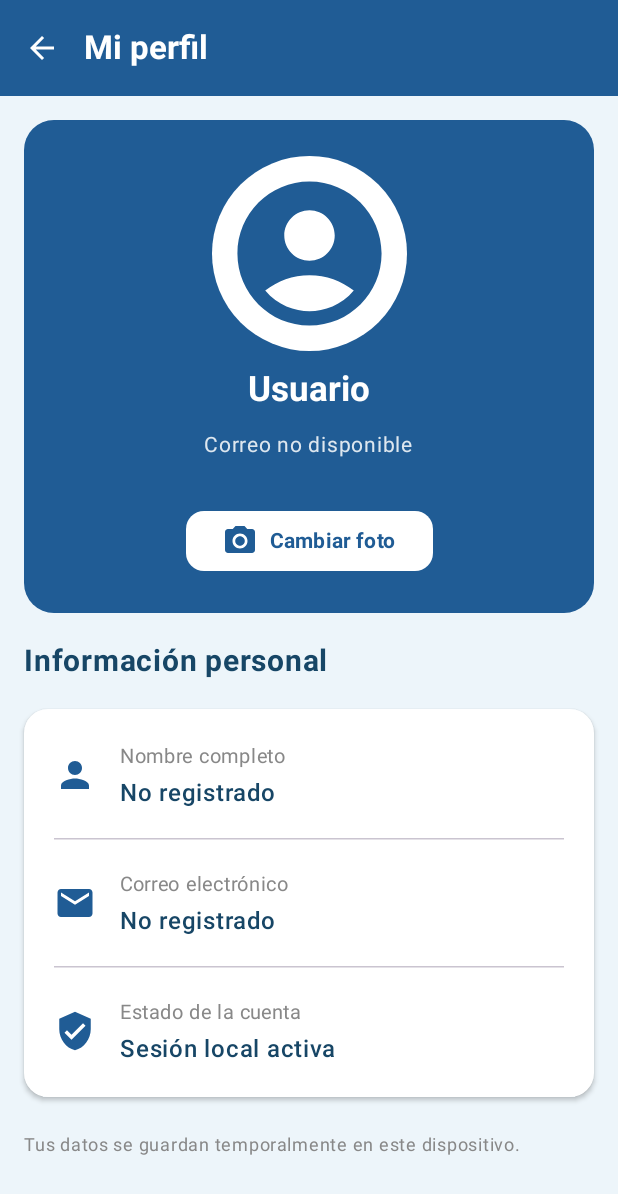
After one commit to Cosmesignoret/AppLegislator, an Android app built with Jetpack Compose: the ProfileScreen screen opened through its navigation route, on a phone screen of 412 x 824 dp. The commit adds this screen. Shown: the top 1194 px of the screen. Run offline under Robolectric (Android 15) with nearby library versions, the phone set to English and light mode, and no system bars; our stand-ins replace Room's generated code.

Commit message:
feat: perfil con datos locales

```diff
--- /dev/null
+++ b/app/src/main/java/com/duoc/app/data/repository/AvatarManager.kt
@@ -0,0 +1,38 @@
+
+package com.duoc.app.data.repository
+
+import android.content.Context
+import android.net.Uri
+
+class AvatarManager(private val context: Context) {
+
+    private val preferencias = context.getSharedPreferences(
+        "InfoDerechoAvatar",
+        Context.MODE_PRIVATE
+    )
+
+    fun guardarAvatar(uri: Uri) {
+        val archivo = context.filesDir.resolve("avatar.jpg")
+
+        context.contentResolver.openInputStream(uri)?.use { entrada ->
+            archivo.outputStream().use { salida ->
+                entrada.copyTo(salida)
+            }
+        }
+
+        preferencias.edit()
+            .putString("avatar", archivo.absolutePath)
+            .apply()
+    }
+
+    fun obtenerAvatar(): Uri? {
+        val ruta = preferencias.getString("avatar", null) ?: return null
+        val archivo = java.io.File(ruta)
+
+        return if (archivo.exists()) {
+            Uri.fromFile(archivo)
+        } else {
+            null
+        }
+    }
+}
--- /dev/null
+++ b/app/src/main/java/com/duoc/app/data/repository/UsuarioLocalRepository.kt
@@ -0,0 +1,27 @@
+
+package com.duoc.app.data.repository
+
+import android.content.Context
+
+class UsuarioLocalRepository(context: Context) {
+
+    private val preferencias = context.getSharedPreferences(
+        "AppLegislatorUsuario",
+        Context.MODE_PRIVATE
+    )
+
+    fun guardarUsuario(nombre: String, correo: String) {
+        preferencias.edit()
+            .putString("nombre", nombre.trim())
+            .putString("correo", correo.trim().lowercase())
+            .apply()
+    }
+
+    fun obtenerNombre(): String {
+        return preferencias.getString("nombre", "") ?: ""
+    }
+
+    fun obtenerCorreo(): String {
+        return preferencias.getString("correo", "") ?: ""
+    }
+}
--- a/app/src/main/java/com/duoc/app/ui/navigation/AppNavigation.kt
+++ b/app/src/main/java/com/duoc/app/ui/navigation/AppNavigation.kt
@@ -30,6 +30,7 @@ import com.duoc.app.ui.list.DocumentListScreen
 import com.duoc.app.ui.mainmenu.MainMenuScreen
 import com.duoc.app.ui.material.MaterialScreen
 import com.duoc.app.ui.notes.PersonalNotesScreen
+import com.duoc.app.ui.profile.ProfileScreen
 import com.duoc.app.ui.reader.ReaderScreen
 
 import com.duoc.app.viewmodel.DocumentListViewModel
@@ -59,7 +60,6 @@ fun AppNavigation(noteViewModel: NoteViewModel) {
         SesionManager(context)
     }
 
-    // Comprueba la sesión al abrir la aplicación
     val startRoute = remember(sesionManager) {
         if (sesionManager.sesionIniciada()) {
             Routes.MENU
@@ -77,7 +77,6 @@ fun AppNavigation(noteViewModel: NoteViewModel) {
             startDestination = startRoute
         ) {
 
-            // PANTALLA INICIAL
             composable(Routes.HOME) {
                 PantallaInicio(
                     modifier = Modifier.padding(innerPadding),
@@ -90,7 +89,6 @@ fun AppNavigation(noteViewModel: NoteViewModel) {
                 )
             }
 
-            // REGISTRO
             composable(Routes.REGISTER) {
                 RegistroScreen(
                     modifier = Modifier.padding(innerPadding),
@@ -106,17 +104,13 @@ fun AppNavigation(noteViewModel: NoteViewModel) {
                 )
             }
 
-            // INICIO DE SESIÓN
             composable(Routes.LOGIN) {
                 LoginValidadoScreen(
                     modifier = Modifier.padding(innerPadding),
                     volver = {
                         navController.popBackStack()
                     },
-                    ingresar = { correo, contrasena ->
-
-                        // Persistencia local provisional.
-                        // El ID real debe venir de la autenticación.
+                    ingresar = { _, _ ->
                         sesionManager.guardarSesion(1)
 
                         navController.navigate(Routes.MENU) {
@@ -129,7 +123,6 @@ fun AppNavigation(noteViewModel: NoteViewModel) {
                 )
             }
 
-            // MENÚ PRINCIPAL
             composable(Routes.MENU) {
                 MainMenuScreen(
                     onNavigateToNotes = {
@@ -142,13 +135,12 @@ fun AppNavigation(noteViewModel: NoteViewModel) {
                         navController.navigate(Routes.ARTICLES)
                     },
                     onNavigateToHistoryChanges = {
-                        navController.navigate(
-                            Routes.LEGISLATIVE_CHANGES
-                        )
+                        navController.navigate(Routes.LEGISLATIVE_CHANGES)
+                    },
+                    onNavigateToProfile = {
+                        navController.navigate(Routes.PROFILE)
                     },
                     onLogout = {
-
-                        // Borra la sesión local
                         sesionManager.cerrarSesion()
 
                         navController.navigate(Routes.HOME) {
@@ -161,7 +153,14 @@ fun AppNavigation(noteViewModel: NoteViewModel) {
                 )
             }
 
-            // NOTAS PERSONALES
+            composable(Routes.PROFILE) {
+                ProfileScreen(
+                    onBack = {
+                        navController.popBackStack()
+                    }
+                )
+            }
+
             composable(Routes.NOTES) {
                 PersonalNotesScreen(
                     viewModel = noteViewModel,
@@ -171,16 +170,13 @@ fun AppNavigation(noteViewModel: NoteViewModel) {
                 )
             }
 
-            // MATERIAL DE ESTUDIO
             composable(Routes.MATERIAL) {
                 MaterialScreen {
                     navController.popBackStack()
                 }
             }
 
-            // DOCUMENTOS LEGALES
             composable(Routes.ARTICLES) {
-
                 val vm: DocumentListViewModel = viewModel(
                     factory = viewModelFactory {
                         initializer {
@@ -191,9 +187,7 @@ fun AppNavigation(noteViewModel: NoteViewModel) {
 
                 DocumentListScreen(
                     onDocumentClick = { id ->
-                        navController.navigate(
-                            Routes.reader(id)
-                        )
+                        navController.navigate(Routes.reader(id))
                     },
                     onBack = {
                         navController.popBackStack()
@@ -202,7 +196,6 @@ fun AppNavigation(noteViewModel: NoteViewModel) {
                 )
             }
 
-            // LECTOR DE DOCUMENTOS
             composable(
                 route = Routes.READER,
                 arguments = listOf(
@@ -236,9 +229,7 @@ fun AppNavigation(noteViewModel: NoteViewModel) {
                 )
             }
 
-            // CAMBIOS LEGISLATIVOS
             composable(Routes.LEGISLATIVE_CHANGES) {
-
                 val vm: LegislativeChangesViewModel = viewModel(
                     factory = viewModelFactory {
                         initializer {
@@ -265,6 +256,7 @@ private object Routes {
     const val LOGIN = "login"
     const val REGISTER = "register"
     const val MENU = "menu"
+    const val PROFILE = "profile"
     const val NOTES = "notes"
     const val MATERIAL = "material"
     const val ARTICLES = "articles"
--- /dev/null
+++ b/app/src/main/java/com/duoc/app/ui/profile/ProfileScreen.kt
@@ -0,0 +1,340 @@
+
+package com.duoc.app.ui.profile
+
+import android.graphics.BitmapFactory
+import android.widget.Toast
+import androidx.activity.compose.rememberLauncherForActivityResult
+import androidx.activity.result.contract.ActivityResultContracts
+import androidx.compose.foundation.Image
+import androidx.compose.foundation.background
+import androidx.compose.foundation.layout.*
+import androidx.compose.foundation.rememberScrollState
+import androidx.compose.foundation.verticalScroll
+import androidx.compose.foundation.shape.CircleShape
+import androidx.compose.foundation.shape.RoundedCornerShape
+import androidx.compose.material.icons.Icons
+import androidx.compose.material.icons.automirrored.filled.ArrowBack
+import androidx.compose.material.icons.filled.AccountCircle
+import androidx.compose.material.icons.filled.CameraAlt
+import androidx.compose.material.icons.filled.Email
+import androidx.compose.material.icons.filled.Person
+import androidx.compose.material.icons.filled.VerifiedUser
+import androidx.compose.material3.*
+import androidx.compose.runtime.*
+import androidx.compose.ui.Alignment
+import androidx.compose.ui.Modifier
+import androidx.compose.ui.draw.clip
+import androidx.compose.ui.graphics.Color
+import androidx.compose.ui.graphics.asImageBitmap
+import androidx.compose.ui.layout.ContentScale
+import androidx.compose.ui.platform.LocalContext
+import androidx.compose.ui.text.font.FontWeight
+import androidx.compose.ui.unit.dp
+import androidx.compose.ui.unit.sp
+import com.duoc.app.data.repository.AvatarManager
+import com.duoc.app.data.repository.UsuarioLocalRepository
+
+private val AzulPrincipal = Color(0xFF205C95)
+private val AzulOscuro = Color(0xFF174666)
+private val FondoCeleste = Color(0xFFEDF5FA)
+
+@OptIn(ExperimentalMaterial3Api::class)
+@Composable
+fun ProfileScreen(
+    onBack: () -> Unit
+) {
+    val context = LocalContext.current
+
+    val avatarManager = remember(context) {
+        AvatarManager(context)
+    }
+
+    val usuarioRepository = remember(context) {
+        UsuarioLocalRepository(context)
+    }
+
+    val nombre = remember {
+        usuarioRepository.obtenerNombre()
+    }
+
+    val correo = remember {
+        usuarioRepository.obtenerCorreo()
+    }
+
+    var avatarUri by remember {
+        mutableStateOf(avatarManager.obtenerAvatar())
+    }
+
+    var avatarVersion by remember {
+        mutableIntStateOf(0)
+    }
+
+    val avatarBitmap = remember(avatarUri, avatarVersion) {
+        avatarUri?.let { uri ->
+            try {
+                context.contentResolver.openInputStream(uri)?.use {
+                    BitmapFactory.decodeStream(it)?.asImageBitmap()
+                }
+            } catch (e: Exception) {
+                null
+            }
+        }
+    }
+
+    val selectorImagen = rememberLauncherForActivityResult(
+        contract = ActivityResultContracts.GetContent()
+    ) { uri ->
+        if (uri != null) {
+            try {
+                avatarManager.guardarAvatar(uri)
+                avatarUri = avatarManager.obtenerAvatar()
+                avatarVersion++
+
+                Toast.makeText(
+                    context,
+                    "Foto de perfil actualizada",
+                    Toast.LENGTH_SHORT
+                ).show()
+            } catch (e: Exception) {
+                Toast.makeText(
+                    context,
+                    "No se pudo guardar la foto",
+                    Toast.LENGTH_SHORT
+                ).show()
+            }
+        }
+    }
+
+    Scaffold(
+        containerColor = FondoCeleste,
+        topBar = {
+            TopAppBar(
+                title = {
+                    Text(
+                        "Mi perfil",
+                        color = Color.White,
+                        fontWeight = FontWeight.Bold
+                    )
+                },
+                navigationIcon = {
+                    IconButton(onClick = onBack) {
+                        Icon(
+                            Icons.AutoMirrored.Filled.ArrowBack,
+                            contentDescription = "Volver",
+                            tint = Color.White
+                        )
+                    }
+                },
+                colors = TopAppBarDefaults.topAppBarColors(
+                    containerColor = AzulPrincipal
+                )
+            )
+        }
+    ) { innerPadding ->
+
+        Column(
+            modifier = Modifier
+                .fillMaxSize()
+                .padding(innerPadding)
+                .verticalScroll(rememberScrollState())
+                .padding(16.dp),
+            verticalArrangement = Arrangement.spacedBy(20.dp)
+        ) {
+
+            Card(
+                modifier = Modifier.fillMaxWidth(),
+                shape = RoundedCornerShape(20.dp),
+                colors = CardDefaults.cardColors(
+                    containerColor = AzulPrincipal
+                )
+            ) {
+                Column(
+                    modifier = Modifier
+                        .fillMaxWidth()
+                        .padding(24.dp),
+                    horizontalAlignment = Alignment.CenterHorizontally,
+                    verticalArrangement = Arrangement.spacedBy(12.dp)
+                ) {
+
+                    Box(
+                        modifier = Modifier
+                            .size(130.dp)
+                            .clip(CircleShape)
+                            .background(Color.White),
+                        contentAlignment = Alignment.Center
+                    ) {
+                        if (avatarBitmap != null) {
+                            Image(
+                                bitmap = avatarBitmap,
+                                contentDescription = "Foto de perfil",
+                                modifier = Modifier.fillMaxSize(),
+                                contentScale = ContentScale.Crop
+                            )
+                        } else {
+                            Icon(
+                                imageVector = Icons.Default.AccountCircle,
+                                contentDescription = "Avatar predeterminado",
+                                modifier = Modifier.size(115.dp),
+                                tint = AzulPrincipal
+                            )
+                        }
+                    }
+
+                    Text(
+                        text = nombre.ifBlank { "Usuario" },
+                        fontSize = 23.sp,
+                        fontWeight = FontWeight.Bold,
+                        color = Color.White
+                    )
+
+                    Text(
+                        text = correo.ifBlank { "Correo no disponible" },
+                        fontSize = 14.sp,
+                        color = Color.White.copy(alpha = 0.85f)
+                    )
+
+                    Spacer(Modifier.height(4.dp))
+
+                    Button(
+                        onClick = {
+                            selectorImagen.launch("image/*")
+                        },
+                        colors = ButtonDefaults.buttonColors(
+                            containerColor = Color.White,
+                            contentColor = AzulPrincipal
+                        ),
+                        shape = RoundedCornerShape(12.dp)
+                    ) {
+                        Icon(
+                            Icons.Default.CameraAlt,
+                            contentDescription = null
+                        )
+
+                        Spacer(Modifier.width(8.dp))
+
+                        Text(
+                            "Cambiar foto",
+                            fontWeight = FontWeight.Bold
+                        )
+                    }
+                }
+            }
+
+            Text(
+                text = "Información personal",
+                fontSize = 20.sp,
+                fontWeight = FontWeight.Bold,
+                color = AzulOscuro
+            )
+
+            Card(
+                modifier = Modifier.fillMaxWidth(),
+                shape = RoundedCornerShape(16.dp),
+                colors = CardDefaults.cardColors(
+                    containerColor = Color.White
+                ),
+                elevation = CardDefaults.cardElevation(2.dp)
+            ) {
+                Column(
+                    modifier = Modifier.padding(20.dp),
+                    verticalArrangement = Arrangement.spacedBy(18.dp)
+                ) {
+
+                    Row(
+                        verticalAlignment = Alignment.CenterVertically
+                    ) {
+                        Icon(
+                            imageVector = Icons.Default.Person,
+                            contentDescription = null,
+                            tint = AzulPrincipal,
+                            modifier = Modifier.size(28.dp)
+                        )
+
+                        Spacer(Modifier.width(16.dp))
+
+                        Column {
+                            Text(
+                                "Nombre completo",
+                                fontSize = 13.sp,
+                                color = Color.Gray
+                            )
+
+                            Text(
+                                nombre.ifBlank { "No registrado" },
+                                fontSize = 16.sp,
+                                fontWeight = FontWeight.Medium,
+                                color = AzulOscuro
+                            )
+                        }
+                    }
+
+                    HorizontalDivider()
+
+                    Row(
+                        verticalAlignment = Alignment.CenterVertically
+                    ) {
+                        Icon(
+                            imageVector = Icons.Default.Email,
+                            contentDescription = null,
+                            tint = AzulPrincipal,
+                            modifier = Modifier.size(28.dp)
+                        )
+
+                        Spacer(Modifier.width(16.dp))
+
+                        Column {
+                            Text(
+                                "Correo electrónico",
+                                fontSize = 13.sp,
+                                color = Color.Gray
+                            )
+
+                            Text(
+                                correo.ifBlank { "No registrado" },
+                                fontSize = 16.sp,
+                                fontWeight = FontWeight.Medium,
+                                color = AzulOscuro
+                            )
+                        }
+                    }
+
+                    HorizontalDivider()
+
+                    Row(
+                        verticalAlignment = Alignment.CenterVertically
+                    ) {
+                        Icon(
+                            imageVector = Icons.Default.VerifiedUser,
+                            contentDescription = null,
+                            tint = AzulPrincipal,
+                            modifier = Modifier.size(28.dp)
+                        )
+
+                        Spacer(Modifier.width(16.dp))
+
+                        Column {
+                            Text(
+                                "Estado de la cuenta",
+                                fontSize = 13.sp,
+                                color = Color.Gray
+                            )
+
+                            Text(
+                                "Sesión local activa",
+                                fontSize = 16.sp,
+                                fontWeight = FontWeight.Medium,
+                                color = AzulOscuro
+                            )
+                        }
+                    }
+                }
+            }
+
+            Text(
+                text = "Tus datos se guardan temporalmente en este dispositivo.",
+                fontSize = 12.sp,
+                color = Color.Gray
+            )
+        }
+    }
+}
```
Also changed, not shown: app/src/main/java/com/duoc/app/ui/auth/AuthScreens.kt (+12 -0 lines), app/src/main/java/com/duoc/app/ui/mainmenu/MainMenuScreen.kt (+82 -3 lines).
